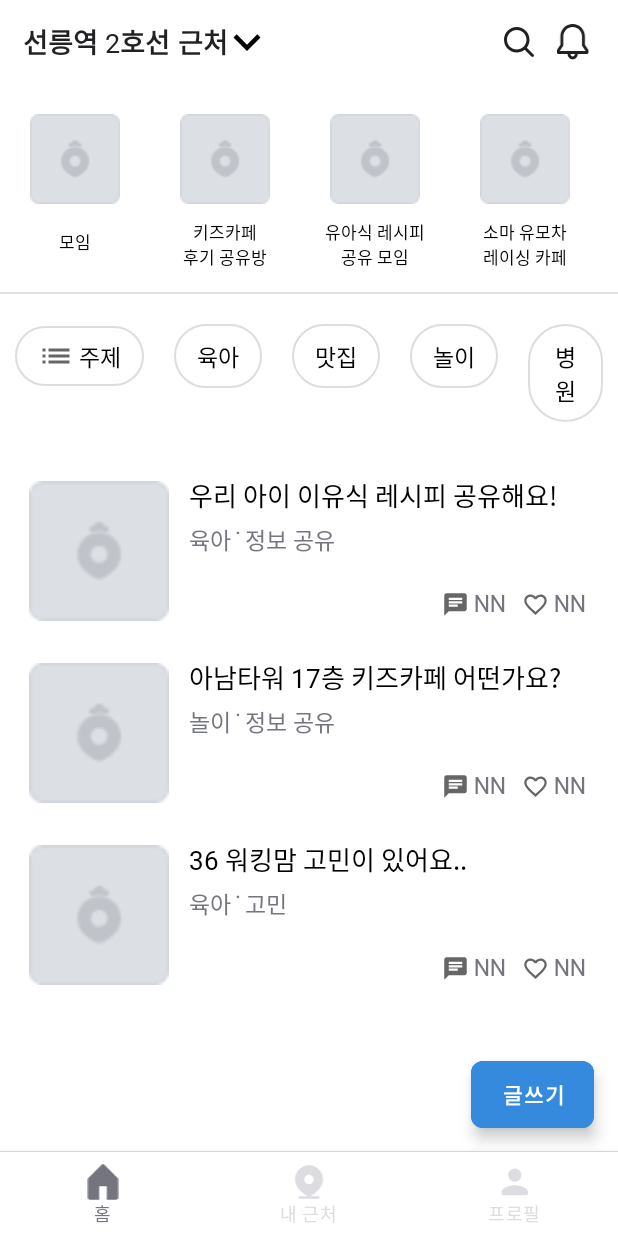
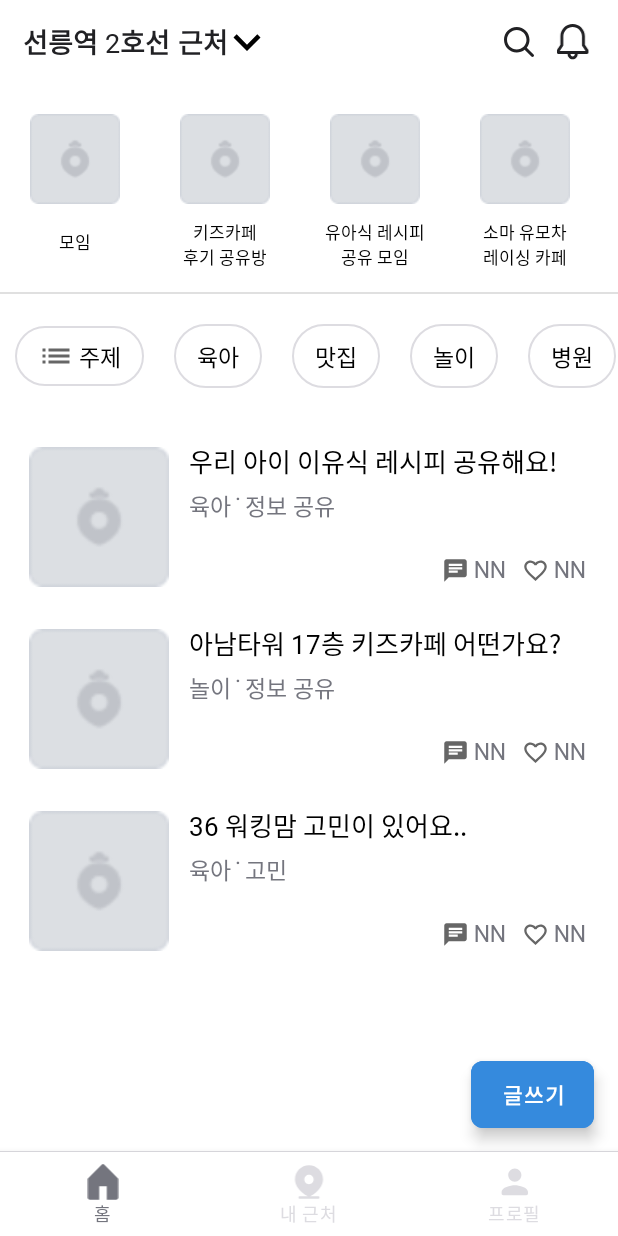
Before and after one commit to SWM-14th-Mini-Project-Team30/MAMMA-MIA, an Android app: the screen it shows after launch (MainActivity), on a phone screen of 412 x 824 dp. Run offline under Robolectric (Android 15) with nearby library versions, the phone set to English and light mode, and no system bars; our stand-ins replace data binding.

Commit message:
fix category layout

```diff
--- a/app/src/main/res/layout/fragment_home.xml
+++ b/app/src/main/res/layout/fragment_home.xml
@@ -80,11 +80,11 @@
                 android:layout_width="match_parent"
                 android:layout_height="1dp"/>
 
-            <LinearLayout
+            <HorizontalScrollView
                 android:layout_width="match_parent"
                 android:layout_height="wrap_content"
-                android:orientation="horizontal"
-                android:gravity="center_vertical">
+                android:gravity="center_vertical"
+                android:scrollbars="none">
 
                 <RadioGroup
                     android:id="@+id/rg_category"
@@ -129,7 +129,7 @@
 
                 </RadioGroup>
 
-            </LinearLayout>
+            </HorizontalScrollView>
 
             <androidx.constraintlayout.widget.ConstraintLayout
                 android:layout_width="match_parent"
--- a/app/src/main/res/layout/item_writing.xml
+++ b/app/src/main/res/layout/item_writing.xml
@@ -17,13 +17,17 @@
 
     <TextView
         android:id="@+id/tv_title"
-        android:layout_width="wrap_content"
+        android:layout_width="0dp"
+        android:layout_weight="1"
         android:layout_height="wrap_content"
         android:text="title"
         android:fontFamily="@font/pretendard"
         android:textColor="@color/black"
         android:textSize="17sp"
+        android:ellipsize="end"
+        android:maxLines="1"
         app:layout_constraintLeft_toRightOf="@id/iv_writing"
+        app:layout_constraintRight_toRightOf="parent"
         app:layout_constraintTop_toTopOf="parent"
         android:layout_marginLeft="10dp"/>
 
```
